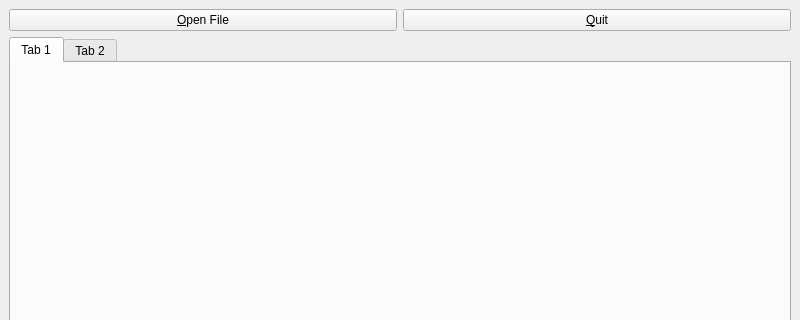
Above: ui/MainForm.ui from bastianbeischer/TRDEventDisplay before the change; both pictures show x 0 to 800 and y 0 to 320 of the 800 by 600 pixel window. Below: the same form after it.
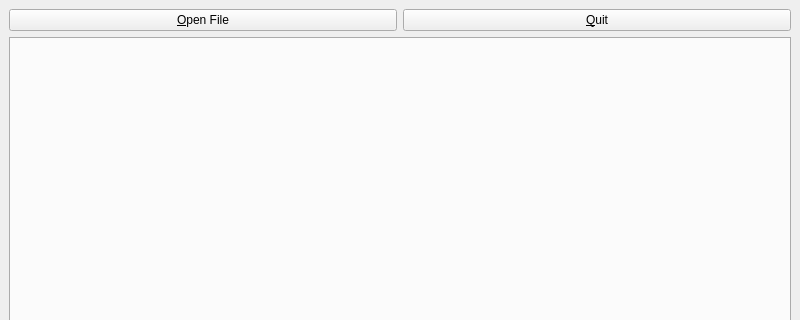
That is the form after the change.

```diff
--- a/ui/MainForm.ui
+++ b/ui/MainForm.ui
@@ -41,16 +41,6 @@
       <property name="currentIndex">
        <number>0</number>
       </property>
-      <widget class="QWidget" name="tab">
-       <attribute name="title">
-        <string>Tab 1</string>
-       </attribute>
-      </widget>
-      <widget class="QWidget" name="tab_2">
-       <attribute name="title">
-        <string>Tab 2</string>
-       </attribute>
-      </widget>
      </widget>
     </item>
    </layout>
```
Left out of the diff: 2 changed lines with no effect on the pictures.
